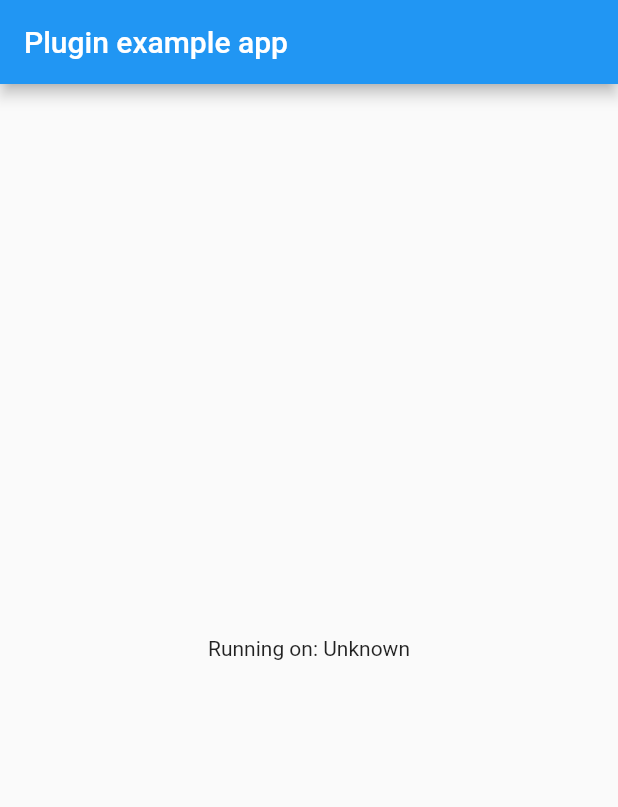
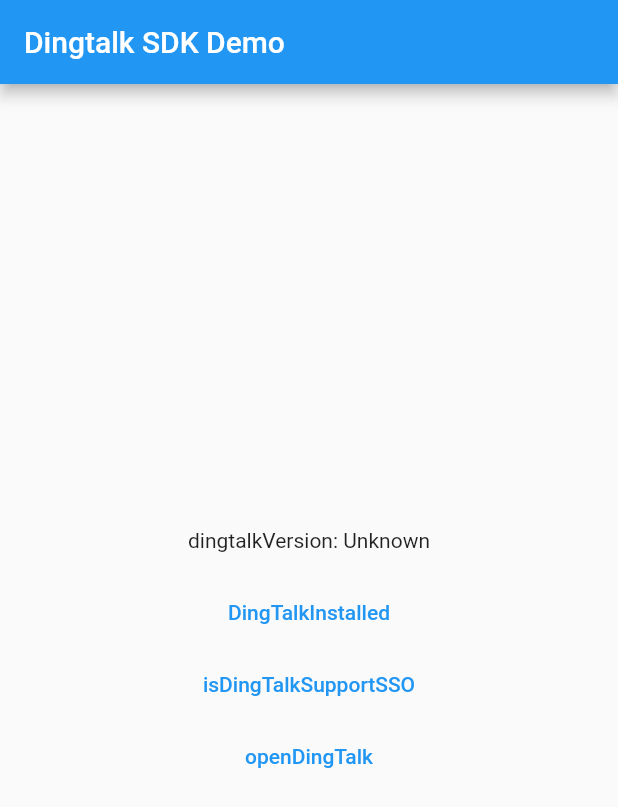
Before and after one commit to yangyu92/flu_ding, a Flutter app: the screen it shows after launch, on a phone screen of 412 x 824 dp. Shown: the top 807 px of the screen. Run offline on Flutter 3.47's test engine with Material 2 defaults, Android fonts, the phone set to English and light mode, and no system bars.

```diff
--- a/example/lib/main.dart
+++ b/example/lib/main.dart
@@ -14,7 +14,7 @@ class MyApp extends StatefulWidget {
 }
 
 class _MyAppState extends State<MyApp> {
-  String _platformVersion = 'Unknown';
+  String _dingtalkVersion = 'Unknown';
 
   @override
   void initState() {
@@ -22,32 +22,20 @@ class _MyAppState extends State<MyApp> {
     initPlatformState();
   }
 
-  // Platform messages are asynchronous, so we initialize in an async method.
   Future<void> initPlatformState() async {
-    String platformVersion;
-    // Platform messages may fail, so we use a try/catch PlatformException.
-    // We also handle the message potentially returning null.
+    String dingtalkVersion;
     try {
-      platformVersion =
+      dingtalkVersion =
           await FluDing.openAPIVersion ?? 'Unknown platform version';
       bool isSupport = await FluDing.registerApp("dingu6xwfjbghhqtwwzu");
       print("注册成功: $isSupport");
-      bool isDingTalkInstalled = await FluDing.isDingTalkInstalled;
-      print("是否安装了钉钉: $isDingTalkInstalled");
-      bool isDingTalkSupportSSO = await FluDing.isDingTalkSupportSSO;
-      print("是否支持登录: $isDingTalkSupportSSO");
-      FluDing.openDingTalk.then((value) => print("打开钉钉App: $value"));
     } on PlatformException {
-      platformVersion = 'Failed to get platform version.';
+      dingtalkVersion = 'Failed to get platform version.';
     }
-
-    // If the widget was removed from the tree while the asynchronous platform
-    // message was in flight, we want to discard the reply rather than calling
-    // setState to update our non-existent appearance.
     if (!mounted) return;
 
     setState(() {
-      _platformVersion = platformVersion;
+      _dingtalkVersion = dingtalkVersion;
     });
   }
 
@@ -56,10 +44,38 @@ class _MyAppState extends State<MyApp> {
     return MaterialApp(
       home: Scaffold(
         appBar: AppBar(
-          title: const Text('Plugin example app'),
+          title: const Text('Dingtalk SDK Demo'),
         ),
         body: Center(
-          child: Text('Running on: $_platformVersion\n'),
+          child: Column(
+            mainAxisAlignment: MainAxisAlignment.center,
+            children: [
+              Text('dingtalkVersion: $_dingtalkVersion\n'),
+              TextButton(
+                onPressed: () {
+                  FluDing.isDingTalkInstalled.then((value) {
+                    print("是否安装了钉钉: $value");
+                  });
+                },
+                child: Text('DingTalkInstalled'),
+              ),
+              TextButton(
+                onPressed: () {
+                  FluDing.isDingTalkSupportSSO.then((value) {
+                    print("是否支持登录: $value");
+                  });
+                },
+                child: Text('isDingTalkSupportSSO'),
+              ),
+              TextButton(
+                onPressed: () {
+                  FluDing.openDingTalk
+                      .then((value) => print("打开钉钉App: $value"));
+                },
+                child: Text('openDingTalk'),
+              )
+            ],
+          ),
         ),
       ),
     );
--- a/pubspec.yaml
+++ b/pubspec.yaml
@@ -1,6 +1,6 @@
 name: flu_ding
 description: A powerful Flutter plugin allowing developers to auth/share with natvie Android & iOS Dingtalk SDKs.
-version: 0.0.1
+version: 0.0.1+1
 homepage: https://github.com/yangyu92/flu_ding
 
 environment:
```
Also changed, not shown: lib/flu_ding.dart (+6 -5 lines), 7 other files.
